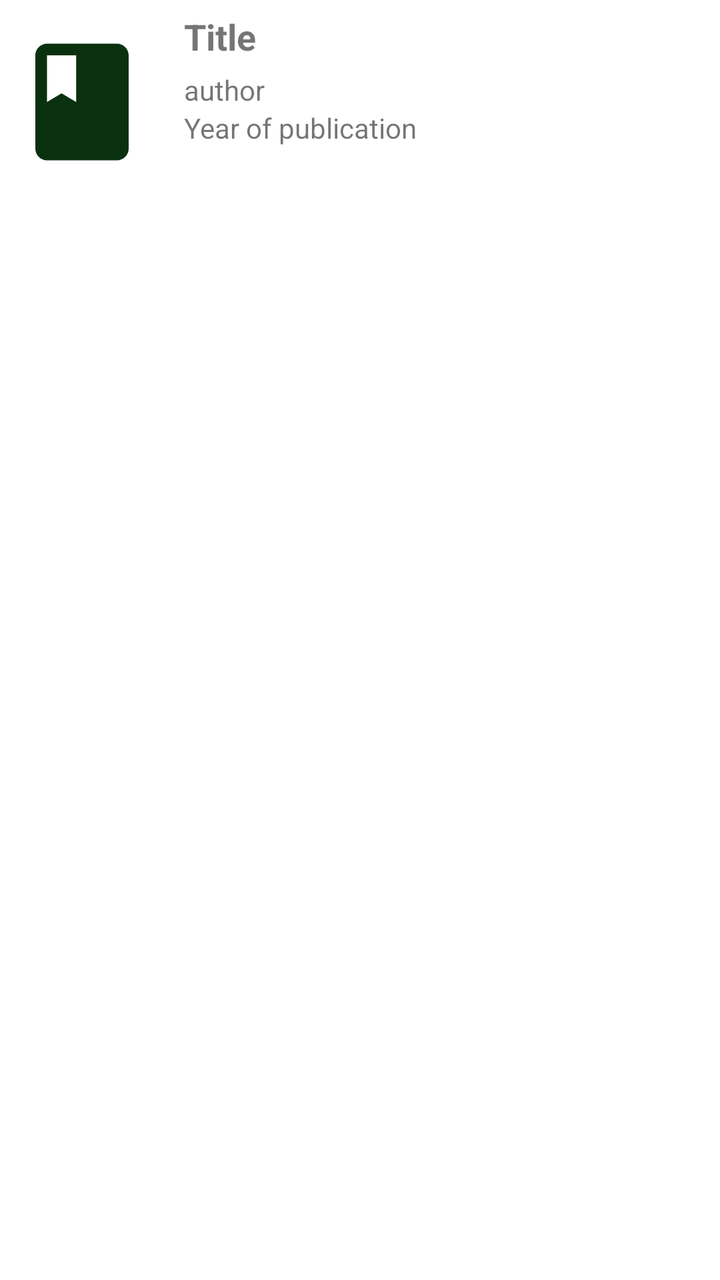
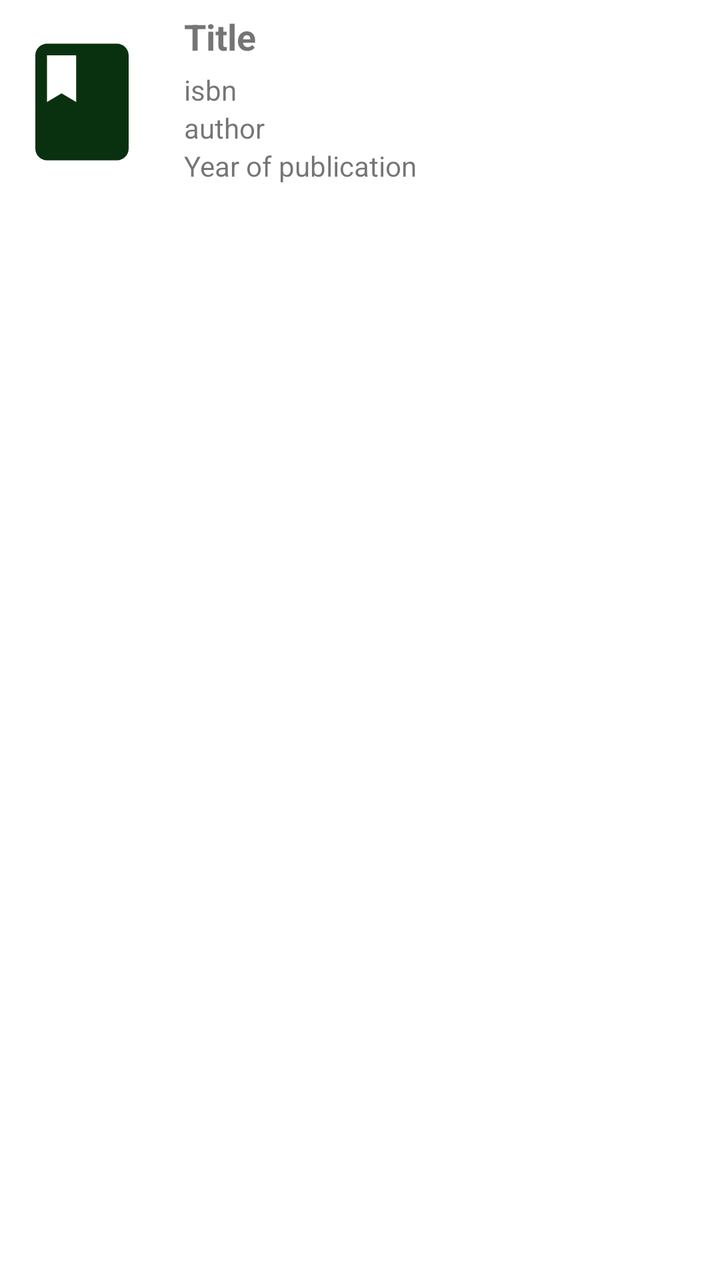

An Android layout rendered at two revisions. The XML below is the earlier revision; the diff shows what the commit changed to produce the second picture.
<!-- AndroidManifest.xml: application theme Theme.MyBooksFadli -->
<!-- res/layout/item_books.xml -->
<?xml version="1.0" encoding="utf-8"?>
<RelativeLayout xmlns:android="http://schemas.android.com/apk/res/android"
    android:layout_width="match_parent"
    android:layout_height="wrap_content"
    android:padding="6dp"
    >

    <LinearLayout
        android:layout_width="match_parent"
        android:layout_height="wrap_content"
        android:orientation="horizontal"
        >
        <ImageView
            android:id="@+id/iv_image_item"
            android:layout_width="70dp"
            android:layout_height="90dp"
            android:src="@drawable/ic_book_24"
            />

        <LinearLayout
            android:layout_width="match_parent"
            android:layout_height="90dp"
            android:orientation="vertical"
            android:layout_toRightOf="@+id/iv_image"
            >
            <TextView
                android:id="@+id/tv_title"
                android:layout_width="match_parent"
                android:layout_height="wrap_content"
                android:paddingHorizontal="16dp"
                android:text="Title"
                android:textStyle="bold"
                android:textSize="18sp"
                android:maxLines="1"
                android:ellipsize="end"
                />

            <TextView
                android:id="@+id/tv_author"
                android:layout_width="match_parent"
                android:layout_height="wrap_content"
                android:layout_below="@+id/tv_title"
                android:paddingHorizontal="16dp"
                android:paddingTop="5dp"
                android:text="author"
                style="subtitle"
                android:maxLines="1"
                android:ellipsize="end"
                />

            <TextView
                android:id="@+id/tv_year_of_publication"
                android:layout_width="match_parent"
                android:layout_height="wrap_content"
                android:paddingHorizontal="16dp"
                android:layout_below="@+id/tv_author"
                android:text="Year of publication"
                />
        </LinearLayout>
    </LinearLayout>

</RelativeLayout>
<!-- resources referenced by this layout -->
<resources>
  <!-- drawable ic_book_24 (drawable) -->
  <vector android:height="24dp" android:tint="#0A310F"
      android:viewportHeight="24" android:viewportWidth="24"
      android:width="24dp" xmlns:android="http://schemas.android.com/apk/res/android">
      <path android:fillColor="@android:color/white" android:pathData="M18,2H6c-1.1,0 -2,0.9 -2,2v16c0,1.1 0.9,2 2,2h12c1.1,0 2,-0.9 2,-2V4c0,-1.1 -0.9,-2 -2,-2zM6,4h5v8l-2.5,-1.5L6,12V4z"/>
  </vector>
  <style name="Theme.MyBooksFadli" parent="Theme.MaterialComponents.DayNight.DarkActionBar">
          
          <item name="colorPrimary">@color/purple_500</item>
          <item name="colorPrimaryVariant">@color/purple_700</item>
          <item name="colorOnPrimary">@color/white</item>
          
          <item name="colorSecondary">@color/teal_200</item>
          <item name="colorSecondaryVariant">@color/teal_700</item>
          <item name="colorOnSecondary">@color/black</item>
          
          <item name="android:statusBarColor">?attr/colorPrimaryVariant</item>
          
      </style>
  <color name="purple_500">#FF6200EE</color>
  <color name="purple_700">#FF3700B3</color>
  <color name="white">#FFFFFFFF</color>
  <color name="teal_200">#FF03DAC5</color>
  <color name="teal_700">#FF018786</color>
  <color name="black">#FF000000</color>
</resources>

<!-- the commit's change to res/layout/item_books.xml (unified diff, before → after) -->
@@ -36,12 +36,22 @@
                 />
 
             <TextView
+                android:id="@+id/tv_isbn"
+                android:layout_width="match_parent"
+                android:layout_height="wrap_content"
+                android:paddingHorizontal="16dp"
+                android:paddingTop="5dp"
+                android:text="isbn"
+                style="subtitle"
+                android:maxLines="1"
+                android:ellipsize="end"
+                />
+
+            <TextView
                 android:id="@+id/tv_author"
                 android:layout_width="match_parent"
                 android:layout_height="wrap_content"
-                android:layout_below="@+id/tv_title"
                 android:paddingHorizontal="16dp"
-                android:paddingTop="5dp"
                 android:text="author"
                 style="subtitle"
                 android:maxLines="1"
@@ -53,8 +63,15 @@
                 android:layout_width="match_parent"
                 android:layout_height="wrap_content"
                 android:paddingHorizontal="16dp"
-                android:layout_below="@+id/tv_author"
                 android:text="Year of publication"
+                />
+
+            <TextView
+                android:id="@+id/tv_publisher"
+                android:layout_width="match_parent"
+                android:layout_height="wrap_content"
+                android:paddingHorizontal="16dp"
+                android:text="Publisher"
                 />
         </LinearLayout>
     </LinearLayout>
